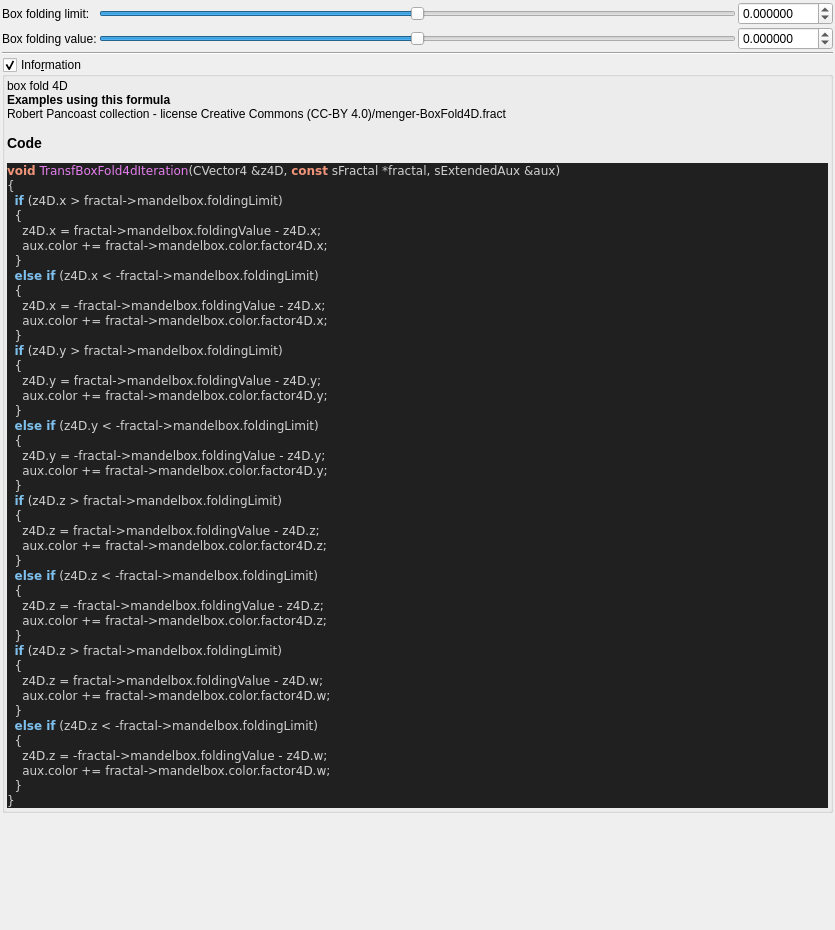
The window that mandelbulber2/formula/ui/fractal_transf_box_fold4d.ui (buddhi1980/mandelbulber2) describes before a commit, drawn with Qt 5.
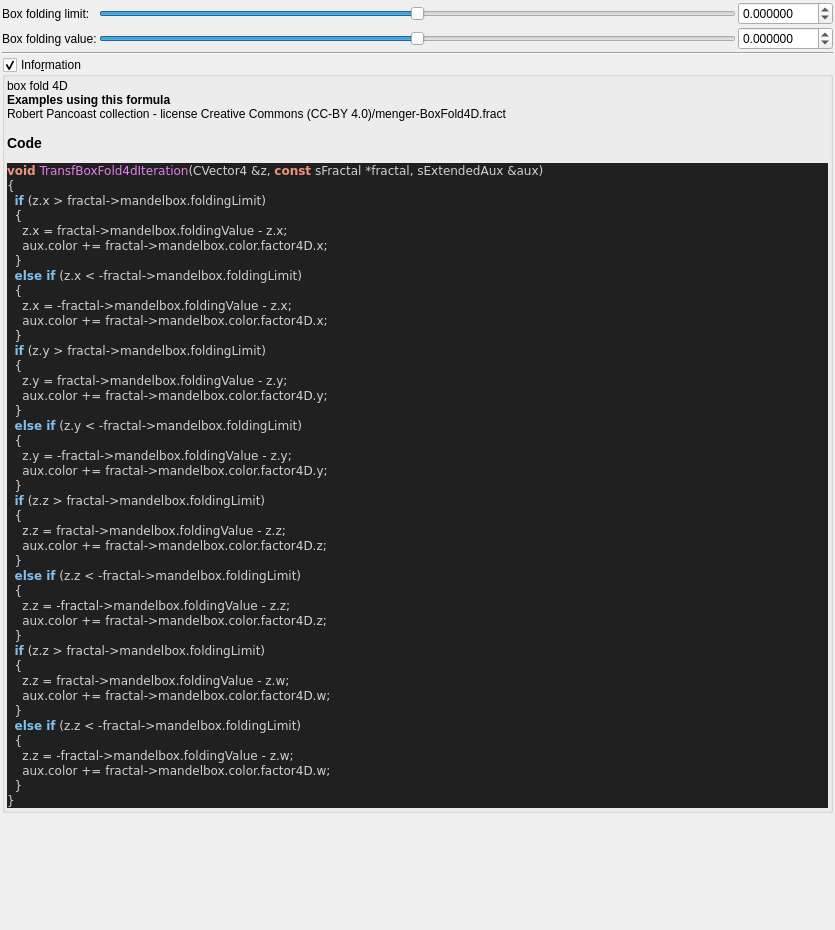
The same window after the commit. Custom widgets are drawn as their Qt base class.

Diff of the .ui file:
```diff
--- a/mandelbulber2/formula/ui/fractal_transf_box_fold4d.ui
+++ b/mandelbulber2/formula/ui/fractal_transf_box_fold4d.ui
@@ -191,46 +191,46 @@
 &lt;/table&gt;
 &lt;br&gt;&lt;b&gt;Examples using this formula&lt;/b&gt;&lt;br&gt;Robert Pancoast collection - license Creative Commons (CC-BY 4.0)/menger-BoxFold4D.fract&lt;h3&gt;Code&lt;/h3&gt;
 &lt;body style=&quot;background-color:#202020&quot;&gt;
-&lt;pre style=&quot;color:#d0d0d0; background-color:#202020;  font-family:'Courier New',monospace;&quot;&gt;&lt;span style=&quot;color:#f09479; font-weight:bold&quot;&gt;void&lt;/span&gt; &lt;span style=&quot;color:#e47eed&quot;&gt;TransfBoxFold4dIteration&lt;/span&gt;&lt;span style=&quot;color:#d0d0d0&quot;&gt;(&lt;/span&gt;CVector4 &lt;span style=&quot;color:#d0d0d0&quot;&gt;&amp;amp;&lt;/span&gt;z4D&lt;span style=&quot;color:#d0d0d0&quot;&gt;,&lt;/span&gt; &lt;span style=&quot;color:#f09479; font-weight:bold&quot;&gt;const&lt;/span&gt; sFractal &lt;span style=&quot;color:#d0d0d0&quot;&gt;*&lt;/span&gt;fractal&lt;span style=&quot;color:#d0d0d0&quot;&gt;,&lt;/span&gt; sExtendedAux &lt;span style=&quot;color:#d0d0d0&quot;&gt;&amp;amp;&lt;/span&gt;aux&lt;span style=&quot;color:#d0d0d0&quot;&gt;)&lt;/span&gt;
+&lt;pre style=&quot;color:#d0d0d0; background-color:#202020;  font-family:'Courier New',monospace;&quot;&gt;&lt;span style=&quot;color:#f09479; font-weight:bold&quot;&gt;void&lt;/span&gt; &lt;span style=&quot;color:#e47eed&quot;&gt;TransfBoxFold4dIteration&lt;/span&gt;&lt;span style=&quot;color:#d0d0d0&quot;&gt;(&lt;/span&gt;CVector4 &lt;span style=&quot;color:#d0d0d0&quot;&gt;&amp;amp;&lt;/span&gt;z&lt;span style=&quot;color:#d0d0d0&quot;&gt;,&lt;/span&gt; &lt;span style=&quot;color:#f09479; font-weight:bold&quot;&gt;const&lt;/span&gt; sFractal &lt;span style=&quot;color:#d0d0d0&quot;&gt;*&lt;/span&gt;fractal&lt;span style=&quot;color:#d0d0d0&quot;&gt;,&lt;/span&gt; sExtendedAux &lt;span style=&quot;color:#d0d0d0&quot;&gt;&amp;amp;&lt;/span&gt;aux&lt;span style=&quot;color:#d0d0d0&quot;&gt;)&lt;/span&gt;
 &lt;span style=&quot;color:#d0d0d0&quot;&gt;{&lt;/span&gt;
-  &lt;span style=&quot;color:#7ec0ee; font-weight:bold&quot;&gt;if&lt;/span&gt; &lt;span style=&quot;color:#d0d0d0&quot;&gt;(&lt;/span&gt;z4D&lt;span style=&quot;color:#d0d0d0&quot;&gt;.&lt;/span&gt;x &lt;span style=&quot;color:#d0d0d0&quot;&gt;&amp;gt;&lt;/span&gt; fractal&lt;span style=&quot;color:#d0d0d0&quot;&gt;-&amp;gt;&lt;/span&gt;mandelbox&lt;span style=&quot;color:#d0d0d0&quot;&gt;.&lt;/span&gt;foldingLimit&lt;span style=&quot;color:#d0d0d0&quot;&gt;)&lt;/span&gt;
+  &lt;span style=&quot;color:#7ec0ee; font-weight:bold&quot;&gt;if&lt;/span&gt; &lt;span style=&quot;color:#d0d0d0&quot;&gt;(&lt;/span&gt;z&lt;span style=&quot;color:#d0d0d0&quot;&gt;.&lt;/span&gt;x &lt;span style=&quot;color:#d0d0d0&quot;&gt;&amp;gt;&lt;/span&gt; fractal&lt;span style=&quot;color:#d0d0d0&quot;&gt;-&amp;gt;&lt;/span&gt;mandelbox&lt;span style=&quot;color:#d0d0d0&quot;&gt;.&lt;/span&gt;foldingLimit&lt;span style=&quot;color:#d0d0d0&quot;&gt;)&lt;/span&gt;
   &lt;span style=&quot;color:#d0d0d0&quot;&gt;{&lt;/span&gt;
-    z4D&lt;span style=&quot;color:#d0d0d0&quot;&gt;.&lt;/span&gt;x &lt;span style=&quot;color:#d0d0d0&quot;&gt;=&lt;/span&gt; fractal&lt;span style=&quot;color:#d0d0d0&quot;&gt;-&amp;gt;&lt;/span&gt;mandelbox&lt;span style=&quot;color:#d0d0d0&quot;&gt;.&lt;/span&gt;foldingValue &lt;span style=&quot;color:#d0d0d0&quot;&gt;-&lt;/span&gt; z4D&lt;span style=&quot;color:#d0d0d0&quot;&gt;.&lt;/span&gt;x&lt;span style=&quot;color:#d0d0d0&quot;&gt;;&lt;/span&gt;
+    z&lt;span style=&quot;color:#d0d0d0&quot;&gt;.&lt;/span&gt;x &lt;span style=&quot;color:#d0d0d0&quot;&gt;=&lt;/span&gt; fractal&lt;span style=&quot;color:#d0d0d0&quot;&gt;-&amp;gt;&lt;/span&gt;mandelbox&lt;span style=&quot;color:#d0d0d0&quot;&gt;.&lt;/span&gt;foldingValue &lt;span style=&quot;color:#d0d0d0&quot;&gt;-&lt;/span&gt; z&lt;span style=&quot;color:#d0d0d0&quot;&gt;.&lt;/span&gt;x&lt;span style=&quot;color:#d0d0d0&quot;&gt;;&lt;/span&gt;
     aux&lt;span style=&quot;color:#d0d0d0&quot;&gt;.&lt;/span&gt;color &lt;span style=&quot;color:#d0d0d0&quot;&gt;+=&lt;/span&gt; fractal&lt;span style=&quot;color:#d0d0d0&quot;&gt;-&amp;gt;&lt;/span&gt;mandelbox&lt;span style=&quot;color:#d0d0d0&quot;&gt;.&lt;/span&gt;color&lt;span style=&quot;color:#d0d0d0&quot;&gt;.&lt;/span&gt;factor4D&lt;span style=&quot;color:#d0d0d0&quot;&gt;.&lt;/span&gt;x&lt;span style=&quot;color:#d0d0d0&quot;&gt;;&lt;/span&gt;
   &lt;span style=&quot;color:#d0d0d0&quot;&gt;}&lt;/span&gt;
-  &lt;span style=&quot;color:#7ec0ee; font-weight:bold&quot;&gt;else if&lt;/span&gt; &lt;span style=&quot;color:#d0d0d0&quot;&gt;(&lt;/span&gt;z4D&lt;span style=&quot;color:#d0d0d0&quot;&gt;.&lt;/span&gt;x &lt;span style=&quot;color:#d0d0d0&quot;&gt;&amp;lt; -&lt;/span&gt;fractal&lt;span style=&quot;color:#d0d0d0&quot;&gt;-&amp;gt;&lt;/span&gt;mandelbox&lt;span style=&quot;color:#d0d0d0&quot;&gt;.&lt;/span&gt;foldingLimit&lt;span style=&quot;color:#d0d0d0&quot;&gt;)&lt;/span&gt;
+  &lt;span style=&quot;color:#7ec0ee; font-weight:bold&quot;&gt;else if&lt;/span&gt; &lt;span style=&quot;color:#d0d0d0&quot;&gt;(&lt;/span&gt;z&lt;span style=&quot;color:#d0d0d0&quot;&gt;.&lt;/span&gt;x &lt;span style=&quot;color:#d0d0d0&quot;&gt;&amp;lt; -&lt;/span&gt;fractal&lt;span style=&quot;color:#d0d0d0&quot;&gt;-&amp;gt;&lt;/span&gt;mandelbox&lt;span style=&quot;color:#d0d0d0&quot;&gt;.&lt;/span&gt;foldingLimit&lt;span style=&quot;color:#d0d0d0&quot;&gt;)&lt;/span&gt;
   &lt;span style=&quot;color:#d0d0d0&quot;&gt;{&lt;/span&gt;
-    z4D&lt;span style=&quot;color:#d0d0d0&quot;&gt;.&lt;/span&gt;x &lt;span style=&quot;color:#d0d0d0&quot;&gt;= -&lt;/span&gt;fractal&lt;span style=&quot;color:#d0d0d0&quot;&gt;-&amp;gt;&lt;/span&gt;mandelbox&lt;span style=&quot;color:#d0d0d0&quot;&gt;.&lt;/span&gt;foldingValue &lt;span style=&quot;color:#d0d0d0&quot;&gt;-&lt;/span&gt; z4D&lt;span style=&quot;color:#d0d0d0&quot;&gt;.&lt;/span&gt;x&lt;span style=&quot;color:#d0d0d0&quot;&gt;;&lt;/span&gt;
+    z&lt;span style=&quot;color:#d0d0d0&quot;&gt;.&lt;/span&gt;x &lt;span style=&quot;color:#d0d0d0&quot;&gt;= -&lt;/span&gt;fractal&lt;span style=&quot;color:#d0d0d0&quot;&gt;-&amp;gt;&lt;/span&gt;mandelbox&lt;span style=&quot;color:#d0d0d0&quot;&gt;.&lt;/span&gt;foldingValue &lt;span style=&quot;color:#d0d0d0&quot;&gt;-&lt;/span&gt; z&lt;span style=&quot;color:#d0d0d0&quot;&gt;.&lt;/span&gt;x&lt;span style=&quot;color:#d0d0d0&quot;&gt;;&lt;/span&gt;
     aux&lt;span style=&quot;color:#d0d0d0&quot;&gt;.&lt;/span&gt;color &lt;span style=&quot;color:#d0d0d0&quot;&gt;+=&lt;/span&gt; fractal&lt;span style=&quot;color:#d0d0d0&quot;&gt;-&amp;gt;&lt;/span&gt;mandelbox&lt;span style=&quot;color:#d0d0d0&quot;&gt;.&lt;/span&gt;color&lt;span style=&quot;color:#d0d0d0&quot;&gt;.&lt;/span&gt;factor4D&lt;span style=&quot;color:#d0d0d0&quot;&gt;.&lt;/span&gt;x&lt;span style=&quot;color:#d0d0d0&quot;&gt;;&lt;/span&gt;
   &lt;span style=&quot;color:#d0d0d0&quot;&gt;}&lt;/span&gt;
-  &lt;span style=&quot;color:#7ec0ee; font-weight:bold&quot;&gt;if&lt;/span&gt; &lt;span style=&quot;color:#d0d0d0&quot;&gt;(&lt;/span&gt;z4D&lt;span style=&quot;color:#d0d0d0&quot;&gt;.&lt;/span&gt;y &lt;span style=&quot;color:#d0d0d0&quot;&gt;&amp;gt;&lt;/span&gt; fractal&lt;span style=&quot;color:#d0d0d0&quot;&gt;-&amp;gt;&lt;/span&gt;mandelbox&lt;span style=&quot;color:#d0d0d0&quot;&gt;.&lt;/span&gt;foldingLimit&lt;span style=&quot;color:#d0d0d0&quot;&gt;)&lt;/span&gt;
+  &lt;span style=&quot;color:#7ec0ee; font-weight:bold&quot;&gt;if&lt;/span&gt; &lt;span style=&quot;color:#d0d0d0&quot;&gt;(&lt;/span&gt;z&lt;span style=&quot;color:#d0d0d0&quot;&gt;.&lt;/span&gt;y &lt;span style=&quot;color:#d0d0d0&quot;&gt;&amp;gt;&lt;/span&gt; fractal&lt;span style=&quot;color:#d0d0d0&quot;&gt;-&amp;gt;&lt;/span&gt;mandelbox&lt;span style=&quot;color:#d0d0d0&quot;&gt;.&lt;/span&gt;foldingLimit&lt;span style=&quot;color:#d0d0d0&quot;&gt;)&lt;/span&gt;
   &lt;span style=&quot;color:#d0d0d0&quot;&gt;{&lt;/span&gt;
-    z4D&lt;span style=&quot;color:#d0d0d0&quot;&gt;.&lt;/span&gt;y &lt;span style=&quot;color:#d0d0d0&quot;&gt;=&lt;/span&gt; fractal&lt;span style=&quot;color:#d0d0d0&quot;&gt;-&amp;gt;&lt;/span&gt;mandelbox&lt;span style=&quot;color:#d0d0d0&quot;&gt;.&lt;/span&gt;foldingValue &lt;span style=&quot;color:#d0d0d0&quot;&gt;-&lt;/span&gt; z4D&lt;span style=&quot;color:#d0d0d0&quot;&gt;.&lt;/span&gt;y&lt;span style=&quot;color:#d0d0d0&quot;&gt;;&lt;/span&gt;
+    z&lt;span style=&quot;color:#d0d0d0&quot;&gt;.&lt;/span&gt;y &lt;span style=&quot;color:#d0d0d0&quot;&gt;=&lt;/span&gt; fractal&lt;span style=&quot;color:#d0d0d0&quot;&gt;-&amp;gt;&lt;/span&gt;mandelbox&lt;span style=&quot;color:#d0d0d0&quot;&gt;.&lt;/span&gt;foldingValue &lt;span style=&quot;color:#d0d0d0&quot;&gt;-&lt;/span&gt; z&lt;span style=&quot;color:#d0d0d0&quot;&gt;.&lt;/span&gt;y&lt;span style=&quot;color:#d0d0d0&quot;&gt;;&lt;/span&gt;
     aux&lt;span style=&quot;color:#d0d0d0&quot;&gt;.&lt;/span&gt;color &lt;span style=&quot;color:#d0d0d0&quot;&gt;+=&lt;/span&gt; fractal&lt;span style=&quot;color:#d0d0d0&quot;&gt;-&amp;gt;&lt;/span&gt;mandelbox&lt;span style=&quot;color:#d0d0d0&quot;&gt;.&lt;/span&gt;color&lt;span style=&quot;color:#d0d0d0&quot;&gt;.&lt;/span&gt;factor4D&lt;span style=&quot;color:#d0d0d0&quot;&gt;.&lt;/span&gt;y&lt;span style=&quot;color:#d0d0d0&quot;&gt;;&lt;/span&gt;
   &lt;span style=&quot;color:#d0d0d0&quot;&gt;}&lt;/span&gt;
-  &lt;span style=&quot;color:#7ec0ee; font-weight:bold&quot;&gt;else if&lt;/span&gt; &lt;span style=&quot;color:#d0d0d0&quot;&gt;(&lt;/span&gt;z4D&lt;span style=&quot;color:#d0d0d0&quot;&gt;.&lt;/span&gt;y &lt;span style=&quot;color:#d0d0d0&quot;&gt;&amp;lt; -&lt;/span&gt;fractal&lt;span style=&quot;color:#d0d0d0&quot;&gt;-&amp;gt;&lt;/span&gt;mandelbox&lt;span style=&quot;color:#d0d0d0&quot;&gt;.&lt;/span&gt;foldingLimit&lt;span style=&quot;color:#d0d0d0&quot;&gt;)&lt;/span&gt;
+  &lt;span style=&quot;color:#7ec0ee; font-weight:bold&quot;&gt;else if&lt;/span&gt; &lt;span style=&quot;color:#d0d0d0&quot;&gt;(&lt;/span&gt;z&lt;span style=&quot;color:#d0d0d0&quot;&gt;.&lt;/span&gt;y &lt;span style=&quot;color:#d0d0d0&quot;&gt;&amp;lt; -&lt;/span&gt;fractal&lt;span style=&quot;color:#d0d0d0&quot;&gt;-&amp;gt;&lt;/span&gt;mandelbox&lt;span style=&quot;color:#d0d0d0&quot;&gt;.&lt;/span&gt;foldingLimit&lt;span style=&quot;color:#d0d0d0&quot;&gt;)&lt;/span&gt;
   &lt;span style=&quot;color:#d0d0d0&quot;&gt;{&lt;/span&gt;
-    z4D&lt;span style=&quot;color:#d0d0d0&quot;&gt;.&lt;/span&gt;y &lt;span style=&quot;color:#d0d0d0&quot;&gt;= -&lt;/span&gt;fractal&lt;span style=&quot;color:#d0d0d0&quot;&gt;-&amp;gt;&lt;/span&gt;mandelbox&lt;span style=&quot;color:#d0d0d0&quot;&gt;.&lt;/span&gt;foldingValue &lt;span style=&quot;color:#d0d0d0&quot;&gt;-&lt;/span&gt; z4D&lt;span style=&quot;color:#d0d0d0&quot;&gt;.&lt;/span&gt;y&lt;span style=&quot;color:#d0d0d0&quot;&gt;;&lt;/span&gt;
+    z&lt;span style=&quot;color:#d0d0d0&quot;&gt;.&lt;/span&gt;y &lt;span style=&quot;color:#d0d0d0&quot;&gt;= -&lt;/span&gt;fractal&lt;span style=&quot;color:#d0d0d0&quot;&gt;-&amp;gt;&lt;/span&gt;mandelbox&lt;span style=&quot;color:#d0d0d0&quot;&gt;.&lt;/span&gt;foldingValue &lt;span style=&quot;color:#d0d0d0&quot;&gt;-&lt;/span&gt; z&lt;span style=&quot;color:#d0d0d0&quot;&gt;.&lt;/span&gt;y&lt;span style=&quot;color:#d0d0d0&quot;&gt;;&lt;/span&gt;
     aux&lt;span style=&quot;color:#d0d0d0&quot;&gt;.&lt;/span&gt;color &lt;span style=&quot;color:#d0d0d0&quot;&gt;+=&lt;/span&gt; fractal&lt;span style=&quot;color:#d0d0d0&quot;&gt;-&amp;gt;&lt;/span&gt;mandelbox&lt;span style=&quot;color:#d0d0d0&quot;&gt;.&lt;/span&gt;color&lt;span style=&quot;color:#d0d0d0&quot;&gt;.&lt;/span&gt;factor4D&lt;span style=&quot;color:#d0d0d0&quot;&gt;.&lt;/span&gt;y&lt;span style=&quot;color:#d0d0d0&quot;&gt;;&lt;/span&gt;
   &lt;span style=&quot;color:#d0d0d0&quot;&gt;}&lt;/span&gt;
-  &lt;span style=&quot;color:#7ec0ee; font-weight:bold&quot;&gt;if&lt;/span&gt; &lt;span style=&quot;color:#d0d0d0&quot;&gt;(&lt;/span&gt;z4D&lt;span style=&quot;color:#d0d0d0&quot;&gt;.&lt;/span&gt;z &lt;span style=&quot;color:#d0d0d0&quot;&gt;&amp;gt;&lt;/span&gt; fractal&lt;span style=&quot;color:#d0d0d0&quot;&gt;-&amp;gt;&lt;/span&gt;mandelbox&lt;span style=&quot;color:#d0d0d0&quot;&gt;.&lt;/span&gt;foldingLimit&lt;span style=&quot;color:#d0d0d0&quot;&gt;)&lt;/span&gt;
+  &lt;span style=&quot;color:#7ec0ee; font-weight:bold&quot;&gt;if&lt;/span&gt; &lt;span style=&quot;color:#d0d0d0&quot;&gt;(&lt;/span&gt;z&lt;span style=&quot;color:#d0d0d0&quot;&gt;.&lt;/span&gt;z &lt;span style=&quot;color:#d0d0d0&quot;&gt;&amp;gt;&lt;/span&gt; fractal&lt;span style=&quot;color:#d0d0d0&quot;&gt;-&amp;gt;&lt;/span&gt;mandelbox&lt;span style=&quot;color:#d0d0d0&quot;&gt;.&lt;/span&gt;foldingLimit&lt;span style=&quot;color:#d0d0d0&quot;&gt;)&lt;/span&gt;
   &lt;span style=&quot;color:#d0d0d0&quot;&gt;{&lt;/span&gt;
-    z4D&lt;span style=&quot;color:#d0d0d0&quot;&gt;.&lt;/span&gt;z &lt;span style=&quot;color:#d0d0d0&quot;&gt;=&lt;/span&gt; fractal&lt;span style=&quot;color:#d0d0d0&quot;&gt;-&amp;gt;&lt;/span&gt;mandelbox&lt;span style=&quot;color:#d0d0d0&quot;&gt;.&lt;/span&gt;foldingValue &lt;span style=&quot;color:#d0d0d0&quot;&gt;-&lt;/span&gt; z4D&lt;span style=&quot;color:#d0d0d0&quot;&gt;.&lt;/span&gt;z&lt;span style=&quot;color:#d0d0d0&quot;&gt;;&lt;/span&gt;
+    z&lt;span style=&quot;color:#d0d0d0&quot;&gt;.&lt;/span&gt;z &lt;span style=&quot;color:#d0d0d0&quot;&gt;=&lt;/span&gt; fractal&lt;span style=&quot;color:#d0d0d0&quot;&gt;-&amp;gt;&lt;/span&gt;mandelbox&lt;span style=&quot;color:#d0d0d0&quot;&gt;.&lt;/span&gt;foldingValue &lt;span style=&quot;color:#d0d0d0&quot;&gt;-&lt;/span&gt; z&lt;span style=&quot;color:#d0d0d0&quot;&gt;.&lt;/span&gt;z&lt;span style=&quot;color:#d0d0d0&quot;&gt;;&lt;/span&gt;
     aux&lt;span style=&quot;color:#d0d0d0&quot;&gt;.&lt;/span&gt;color &lt;span style=&quot;color:#d0d0d0&quot;&gt;+=&lt;/span&gt; fractal&lt;span style=&quot;color:#d0d0d0&quot;&gt;-&amp;gt;&lt;/span&gt;mandelbox&lt;span style=&quot;color:#d0d0d0&quot;&gt;.&lt;/span&gt;color&lt;span style=&quot;color:#d0d0d0&quot;&gt;.&lt;/span&gt;factor4D&lt;span style=&quot;color:#d0d0d0&quot;&gt;.&lt;/span&gt;z&lt;span style=&quot;color:#d0d0d0&quot;&gt;;&lt;/span&gt;
   &lt;span style=&quot;color:#d0d0d0&quot;&gt;}&lt;/span&gt;
-  &lt;span style=&quot;color:#7ec0ee; font-weight:bold&quot;&gt;else if&lt;/span&gt; &lt;span style=&quot;color:#d0d0d0&quot;&gt;(&lt;/span&gt;z4D&lt;span style=&quot;color:#d0d0d0&quot;&gt;.&lt;/span&gt;z &lt;span style=&quot;color:#d0d0d0&quot;&gt;&amp;lt; -&lt;/span&gt;fractal&lt;span style=&quot;color:#d0d0d0&quot;&gt;-&amp;gt;&lt;/span&gt;mandelbox&lt;span style=&quot;color:#d0d0d0&quot;&gt;.&lt;/span&gt;foldingLimit&lt;span style=&quot;color:#d0d0d0&quot;&gt;)&lt;/span&gt;
+  &lt;span style=&quot;color:#7ec0ee; font-weight:bold&quot;&gt;else if&lt;/span&gt; &lt;span style=&quot;color:#d0d0d0&quot;&gt;(&lt;/span&gt;z&lt;span style=&quot;color:#d0d0d0&quot;&gt;.&lt;/span&gt;z &lt;span style=&quot;color:#d0d0d0&quot;&gt;&amp;lt; -&lt;/span&gt;fractal&lt;span style=&quot;color:#d0d0d0&quot;&gt;-&amp;gt;&lt;/span&gt;mandelbox&lt;span style=&quot;color:#d0d0d0&quot;&gt;.&lt;/span&gt;foldingLimit&lt;span style=&quot;color:#d0d0d0&quot;&gt;)&lt;/span&gt;
   &lt;span style=&quot;color:#d0d0d0&quot;&gt;{&lt;/span&gt;
-    z4D&lt;span style=&quot;color:#d0d0d0&quot;&gt;.&lt;/span&gt;z &lt;span style=&quot;color:#d0d0d0&quot;&gt;= -&lt;/span&gt;fractal&lt;span style=&quot;color:#d0d0d0&quot;&gt;-&amp;gt;&lt;/span&gt;mandelbox&lt;span style=&quot;color:#d0d0d0&quot;&gt;.&lt;/span&gt;foldingValue &lt;span style=&quot;color:#d0d0d0&quot;&gt;-&lt;/span&gt; z4D&lt;span style=&quot;color:#d0d0d0&quot;&gt;.&lt;/span&gt;z&lt;span style=&quot;color:#d0d0d0&quot;&gt;;&lt;/span&gt;
+    z&lt;span style=&quot;color:#d0d0d0&quot;&gt;.&lt;/span&gt;z &lt;span style=&quot;color:#d0d0d0&quot;&gt;= -&lt;/span&gt;fractal&lt;span style=&quot;color:#d0d0d0&quot;&gt;-&amp;gt;&lt;/span&gt;mandelbox&lt;span style=&quot;color:#d0d0d0&quot;&gt;.&lt;/span&gt;foldingValue &lt;span style=&quot;color:#d0d0d0&quot;&gt;-&lt;/span&gt; z&lt;span style=&quot;color:#d0d0d0&quot;&gt;.&lt;/span&gt;z&lt;span style=&quot;color:#d0d0d0&quot;&gt;;&lt;/span&gt;
     aux&lt;span style=&quot;color:#d0d0d0&quot;&gt;.&lt;/span&gt;color &lt;span style=&quot;color:#d0d0d0&quot;&gt;+=&lt;/span&gt; fractal&lt;span style=&quot;color:#d0d0d0&quot;&gt;-&amp;gt;&lt;/span&gt;mandelbox&lt;span style=&quot;color:#d0d0d0&quot;&gt;.&lt;/span&gt;color&lt;span style=&quot;color:#d0d0d0&quot;&gt;.&lt;/span&gt;factor4D&lt;span style=&quot;color:#d0d0d0&quot;&gt;.&lt;/span&gt;z&lt;span style=&quot;color:#d0d0d0&quot;&gt;;&lt;/span&gt;
   &lt;span style=&quot;color:#d0d0d0&quot;&gt;}&lt;/span&gt;
-  &lt;span style=&quot;color:#7ec0ee; font-weight:bold&quot;&gt;if&lt;/span&gt; &lt;span style=&quot;color:#d0d0d0&quot;&gt;(&lt;/span&gt;z4D&lt;span style=&quot;color:#d0d0d0&quot;&gt;.&lt;/span&gt;z &lt;span style=&quot;color:#d0d0d0&quot;&gt;&amp;gt;&lt;/span&gt; fractal&lt;span style=&quot;color:#d0d0d0&quot;&gt;-&amp;gt;&lt;/span&gt;mandelbox&lt;span style=&quot;color:#d0d0d0&quot;&gt;.&lt;/span&gt;foldingLimit&lt;span style=&quot;color:#d0d0d0&quot;&gt;)&lt;/span&gt;
+  &lt;span style=&quot;color:#7ec0ee; font-weight:bold&quot;&gt;if&lt;/span&gt; &lt;span style=&quot;color:#d0d0d0&quot;&gt;(&lt;/span&gt;z&lt;span style=&quot;color:#d0d0d0&quot;&gt;.&lt;/span&gt;z &lt;span style=&quot;color:#d0d0d0&quot;&gt;&amp;gt;&lt;/span&gt; fractal&lt;span style=&quot;color:#d0d0d0&quot;&gt;-&amp;gt;&lt;/span&gt;mandelbox&lt;span style=&quot;color:#d0d0d0&quot;&gt;.&lt;/span&gt;foldingLimit&lt;span style=&quot;color:#d0d0d0&quot;&gt;)&lt;/span&gt;
   &lt;span style=&quot;color:#d0d0d0&quot;&gt;{&lt;/span&gt;
-    z4D&lt;span style=&quot;color:#d0d0d0&quot;&gt;.&lt;/span&gt;z &lt;span style=&quot;color:#d0d0d0&quot;&gt;=&lt;/span&gt; fractal&lt;span style=&quot;color:#d0d0d0&quot;&gt;-&amp;gt;&lt;/span&gt;mandelbox&lt;span style=&quot;color:#d0d0d0&quot;&gt;.&lt;/span&gt;foldingValue &lt;span style=&quot;color:#d0d0d0&quot;&gt;-&lt;/span&gt; z4D&lt;span style=&quot;color:#d0d0d0&quot;&gt;.&lt;/span&gt;w&lt;span style=&quot;color:#d0d0d0&quot;&gt;;&lt;/span&gt;
+    z&lt;span style=&quot;color:#d0d0d0&quot;&gt;.&lt;/span&gt;z &lt;span style=&quot;color:#d0d0d0&quot;&gt;=&lt;/span&gt; fractal&lt;span style=&quot;color:#d0d0d0&quot;&gt;-&amp;gt;&lt;/span&gt;mandelbox&lt;span style=&quot;color:#d0d0d0&quot;&gt;.&lt;/span&gt;foldingValue &lt;span style=&quot;color:#d0d0d0&quot;&gt;-&lt;/span&gt; z&lt;span style=&quot;color:#d0d0d0&quot;&gt;.&lt;/span&gt;w&lt;span style=&quot;color:#d0d0d0&quot;&gt;;&lt;/span&gt;
     aux&lt;span style=&quot;color:#d0d0d0&quot;&gt;.&lt;/span&gt;color &lt;span style=&quot;color:#d0d0d0&quot;&gt;+=&lt;/span&gt; fractal&lt;span style=&quot;color:#d0d0d0&quot;&gt;-&amp;gt;&lt;/span&gt;mandelbox&lt;span style=&quot;color:#d0d0d0&quot;&gt;.&lt;/span&gt;color&lt;span style=&quot;color:#d0d0d0&quot;&gt;.&lt;/span&gt;factor4D&lt;span style=&quot;color:#d0d0d0&quot;&gt;.&lt;/span&gt;w&lt;span style=&quot;color:#d0d0d0&quot;&gt;;&lt;/span&gt;
   &lt;span style=&quot;color:#d0d0d0&quot;&gt;}&lt;/span&gt;
-  &lt;span style=&quot;color:#7ec0ee; font-weight:bold&quot;&gt;else if&lt;/span&gt; &lt;span style=&quot;color:#d0d0d0&quot;&gt;(&lt;/span&gt;z4D&lt;span style=&quot;color:#d0d0d0&quot;&gt;.&lt;/span&gt;z &lt;span style=&quot;color:#d0d0d0&quot;&gt;&amp;lt; -&lt;/span&gt;fractal&lt;span style=&quot;color:#d0d0d0&quot;&gt;-&amp;gt;&lt;/span&gt;mandelbox&lt;span style=&quot;color:#d0d0d0&quot;&gt;.&lt;/span&gt;foldingLimit&lt;span style=&quot;color:#d0d0d0&quot;&gt;)&lt;/span&gt;
+  &lt;span style=&quot;color:#7ec0ee; font-weight:bold&quot;&gt;else if&lt;/span&gt; &lt;span style=&quot;color:#d0d0d0&quot;&gt;(&lt;/span&gt;z&lt;span style=&quot;color:#d0d0d0&quot;&gt;.&lt;/span&gt;z &lt;span style=&quot;color:#d0d0d0&quot;&gt;&amp;lt; -&lt;/span&gt;fractal&lt;span style=&quot;color:#d0d0d0&quot;&gt;-&amp;gt;&lt;/span&gt;mandelbox&lt;span style=&quot;color:#d0d0d0&quot;&gt;.&lt;/span&gt;foldingLimit&lt;span style=&quot;color:#d0d0d0&quot;&gt;)&lt;/span&gt;
   &lt;span style=&quot;color:#d0d0d0&quot;&gt;{&lt;/span&gt;
-    z4D&lt;span style=&quot;color:#d0d0d0&quot;&gt;.&lt;/span&gt;z &lt;span style=&quot;color:#d0d0d0&quot;&gt;= -&lt;/span&gt;fractal&lt;span style=&quot;color:#d0d0d0&quot;&gt;-&amp;gt;&lt;/span&gt;mandelbox&lt;span style=&quot;color:#d0d0d0&quot;&gt;.&lt;/span&gt;foldingValue &lt;span style=&quot;color:#d0d0d0&quot;&gt;-&lt;/span&gt; z4D&lt;span style=&quot;color:#d0d0d0&quot;&gt;.&lt;/span&gt;w&lt;span style=&quot;color:#d0d0d0&quot;&gt;;&lt;/span&gt;
+    z&lt;span style=&quot;color:#d0d0d0&quot;&gt;.&lt;/span&gt;z &lt;span style=&quot;color:#d0d0d0&quot;&gt;= -&lt;/span&gt;fractal&lt;span style=&quot;color:#d0d0d0&quot;&gt;-&amp;gt;&lt;/span&gt;mandelbox&lt;span style=&quot;color:#d0d0d0&quot;&gt;.&lt;/span&gt;foldingValue &lt;span style=&quot;color:#d0d0d0&quot;&gt;-&lt;/span&gt; z&lt;span style=&quot;color:#d0d0d0&quot;&gt;.&lt;/span&gt;w&lt;span style=&quot;color:#d0d0d0&quot;&gt;;&lt;/span&gt;
     aux&lt;span style=&quot;color:#d0d0d0&quot;&gt;.&lt;/span&gt;color &lt;span style=&quot;color:#d0d0d0&quot;&gt;+=&lt;/span&gt; fractal&lt;span style=&quot;color:#d0d0d0&quot;&gt;-&amp;gt;&lt;/span&gt;mandelbox&lt;span style=&quot;color:#d0d0d0&quot;&gt;.&lt;/span&gt;color&lt;span style=&quot;color:#d0d0d0&quot;&gt;.&lt;/span&gt;factor4D&lt;span style=&quot;color:#d0d0d0&quot;&gt;.&lt;/span&gt;w&lt;span style=&quot;color:#d0d0d0&quot;&gt;;&lt;/span&gt;
   &lt;span style=&quot;color:#d0d0d0&quot;&gt;}&lt;/span&gt;
 &lt;span style=&quot;color:#d0d0d0&quot;&gt;}&lt;/span&gt;
```
